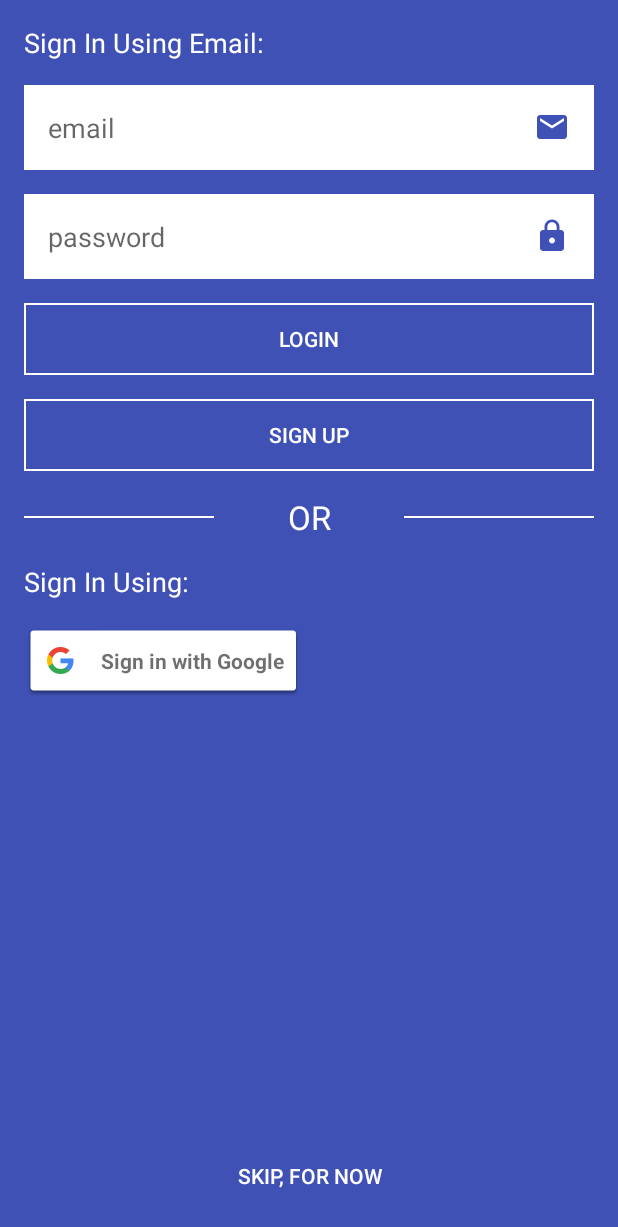
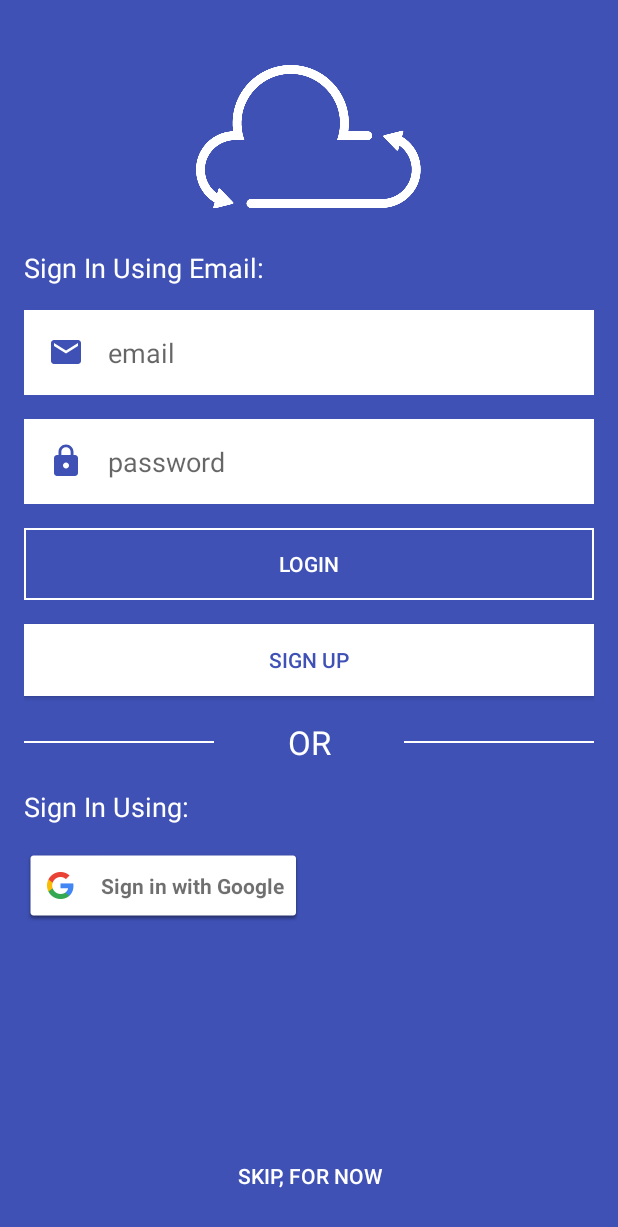
Before and after one commit to chintansoni202/Rest-Client, an Android app: the LoginActivity screen opened directly, with no data from a screen before it, on a phone screen of 412 x 824 dp. Shown: the top 1227 px of the screen. Run offline under Robolectric (Android 15) with nearby library versions, the phone set to English and light mode, and no system bars; libraries missing offline, so code that uses them is left out: com.activeandroid; 1 statement that could not run was skipped.

Commit message:
Fix: Implemented own Framework and fixed issue with displaying layout

```diff
--- a/RestClient/app/src/main/AndroidManifest.xml
+++ b/RestClient/app/src/main/AndroidManifest.xml
@@ -5,6 +5,7 @@
     <uses-permission android:name="android.permission.INTERNET" />
 
     <application
+        android:name=".baseclass.BaseApplication"
         android:allowBackup="true"
         android:icon="@mipmap/ic_launcher"
         android:label="@string/app_name"
@@ -13,8 +14,7 @@
         <activity
             android:name=".activity.SplashActivity"
             android:label="@string/app_name"
-            android:theme="@style/AppTheme.NoActionBar"
-            android:windowSoftInputMode="adjustPan|adjustResize">
+            android:theme="@style/AppTheme.NoActionBar">
             <intent-filter>
                 <action android:name="android.intent.action.MAIN" />
 
@@ -48,7 +48,7 @@
         <activity
             android:name=".activity.HomeActivity"
             android:label="@string/title_activity_home"
-            android:theme="@style/AppTheme.NoActionBar"></activity>
+            android:theme="@style/AppTheme.NoActionBar" />
     </application>
 
 </manifest>
--- a/RestClient/app/src/main/java/com/androidveteran/android/restclient/activity/HomeActivity.java
+++ b/RestClient/app/src/main/java/com/androidveteran/android/restclient/activity/HomeActivity.java
@@ -101,6 +101,11 @@ public class HomeActivity extends BaseAppCompatActivity
     }
 
     @Override
+    public int getLayoutResourceId() {
+        return 0;
+    }
+
+    @Override
     protected void initiateViews() {
         mFloatingActionButton = (FloatingActionButton) findViewById(R.id.fabHomeActivity);
     }
--- /dev/null
+++ b/RestClient/app/src/main/res/drawable/background_button_signup.xml
@@ -0,0 +1,8 @@
+<?xml version="1.0" encoding="utf-8"?>
+<selector xmlns:android="http://schemas.android.com/apk/res/android">
+    <item>
+        <shape android:shape="rectangle">
+            <solid android:color="@android:color/white" />
+        </shape>
+    </item>
+</selector>
--- a/RestClient/app/src/main/res/layout/activity_introduction.xml
+++ b/RestClient/app/src/main/res/layout/activity_introduction.xml
@@ -57,9 +57,10 @@
             android:id="@+id/btnIntroductionNext"
             android:layout_width="wrap_content"
             android:layout_height="wrap_content"
+            android:layout_alignParentEnd="true"
             android:layout_alignParentRight="true"
             android:background="?attr/selectableItemBackground"
-            android:text=">"
+            android:text="@string/string_next_arrow"
             android:textAppearance="@style/TextAppearance.AppCompat.Medium"
             android:textColor="@android:color/white" />
     </RelativeLayout>
--- a/RestClient/app/src/main/res/layout/content_login.xml
+++ b/RestClient/app/src/main/res/layout/content_login.xml
@@ -9,15 +9,12 @@
     tools:context="com.androidveteran.android.restclient.activity.LoginActivity"
     tools:showIn="@layout/activity_login">
 
-
     <ImageView
         android:id="@+id/ivLogin"
         android:layout_width="150dp"
         android:layout_height="150dp"
         android:layout_centerHorizontal="true"
-        android:adjustViewBounds="true"
-        android:src="@drawable/logo"
-        android:visibility="gone" />
+        android:src="@drawable/logo" />
 
     <TextView
         android:id="@+id/tvLoginSignInWithEmailLabel"
@@ -35,7 +32,8 @@
         android:layout_below="@+id/tvLoginSignInWithEmailLabel"
         android:layout_marginTop="@dimen/margin_16"
         android:background="@android:color/white"
-        android:drawableRight="@drawable/ic_email_primary_24dp"
+        android:drawableLeft="@drawable/ic_email_primary_24dp"
+        android:drawablePadding="@dimen/padding_16"
         android:hint="@string/login_email"
         android:inputType="textEmailAddress"
         android:padding="@dimen/padding_16"
@@ -48,7 +46,8 @@
         android:layout_below="@+id/etLoginEmail"
         android:layout_marginTop="@dimen/margin_16"
         android:background="@android:color/white"
-        android:drawableRight="@drawable/ic_lock_primary_24dp"
+        android:drawableLeft="@drawable/ic_lock_primary_24dp"
+        android:drawablePadding="@dimen/padding_16"
         android:hint="@string/login_password"
         android:inputType="textPassword"
         android:padding="@dimen/padding_16"
@@ -70,9 +69,9 @@
         android:layout_height="wrap_content"
         android:layout_below="@id/btnLoginLogin"
         android:layout_marginTop="@dimen/margin_16"
-        android:background="@drawable/background_button_login"
+        android:background="@drawable/background_button_signup"
         android:text="@string/login_sign_up"
-        android:textColor="@android:color/white" />
+        android:textColor="@color/colorPrimary" />
 
     <LinearLayout
         android:id="@+id/llLoginOr"
--- a/RestClient/app/src/main/res/values/strings.xml
+++ b/RestClient/app/src/main/res/values/strings.xml
@@ -17,4 +17,6 @@
 
     <!-- TODO: Remove or change this placeholder text -->
     <string name="hello_blank_fragment">Hello blank fragment</string>
+    <string name="string_next_arrow"><![CDATA[>]]></string>
+    <string name="string_done">Done</string>
 </resources>
--- a/RestClient/build.gradle
+++ b/RestClient/build.gradle
@@ -5,7 +5,7 @@ buildscript {
         jcenter()
     }
     dependencies {
-        classpath 'com.android.tools.build:gradle:2.0.0-beta2'
+        classpath 'com.android.tools.build:gradle:2.0.0-beta4'
         classpath 'com.google.gms:google-services:2.0.0-alpha5'
 
         // NOTE: Do not place your application dependencies here; they belong
```
Also changed, not shown: RestClient/app/src/main/java/com/androidveteran/android/restclient/activity/IntroductionActivity.java (+27 -9 lines), RestClient/app/src/main/java/com/androidveteran/android/restclient/activity/LoginActivity.java (+7 -1 lines), RestClient/app/src/main/java/com/androidveteran/android/restclient/activity/SplashActivity.java (+18 -13 lines), RestClient/app/src/main/java/com/androidveteran/android/restclient/baseclass/BaseApplication.java (added, +20 -0 lines), RestClient/app/src/main/java/com/androidveteran/android/restclient/baseclass/BaseDialogFragment.java (added, +9 -0 lines), RestClient/app/src/main/res/layout/activity_splash.xml (+0 -8 lines).
